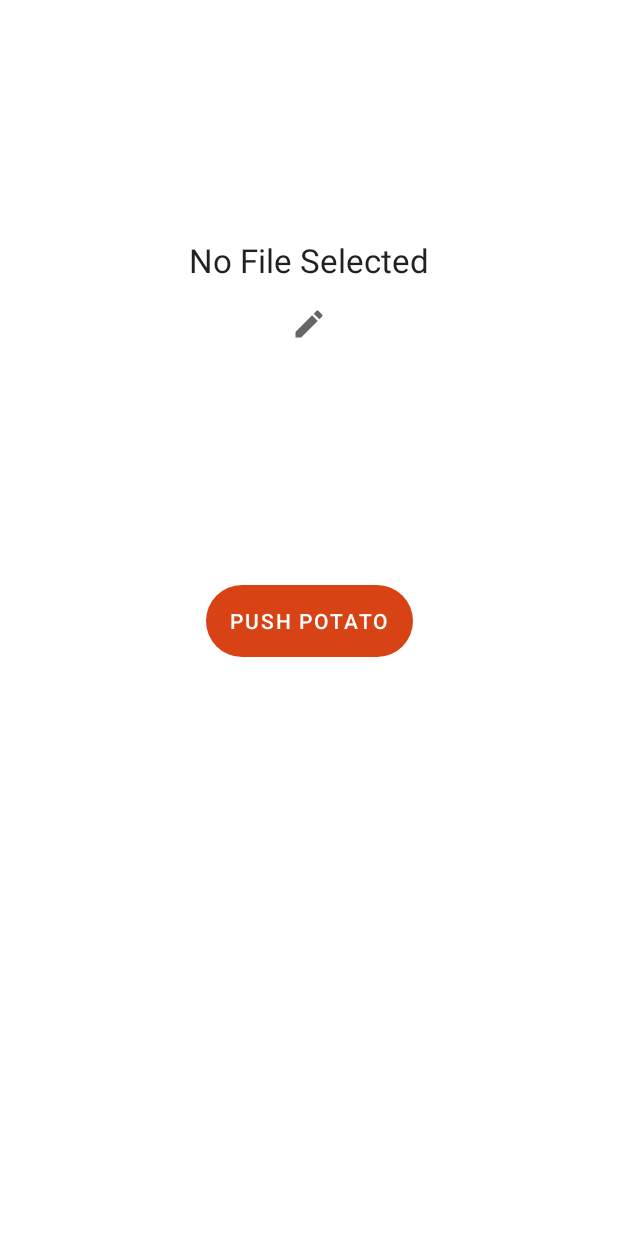
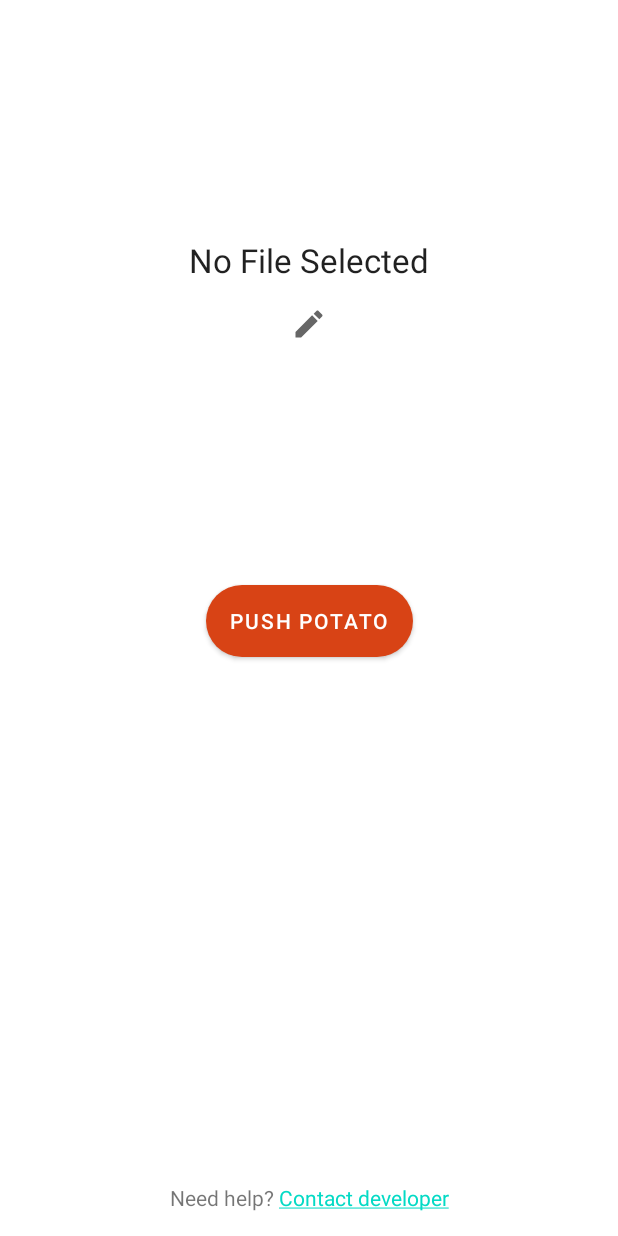
Before and after one commit to arijit-s04/BGMI-Potato-Pusher, an Android app: the screen it shows after launch (MainActivity), on a phone screen of 412 x 824 dp. Run offline under Robolectric (Android 15) with nearby library versions, the phone set to English and light mode, and no system bars.

Commit message:
minor changes bug fixes

```diff
--- a/app/src/main/java/com/android/arijit/canvas/potato/MainActivity.java
+++ b/app/src/main/java/com/android/arijit/canvas/potato/MainActivity.java
@@ -2,13 +2,20 @@ package com.android.arijit.canvas.potato;
 
 import android.Manifest;
 import android.annotation.SuppressLint;
+import android.content.ActivityNotFoundException;
 import android.content.Intent;
 import android.content.SharedPreferences;
 import android.content.pm.PackageManager;
+import android.graphics.Color;
 import android.net.Uri;
+import android.os.Build;
 import android.os.Bundle;
 import android.os.ParcelFileDescriptor;
 import android.provider.DocumentsContract;
+import android.text.SpannableString;
+import android.text.Spanned;
+import android.text.method.LinkMovementMethod;
+import android.text.style.ClickableSpan;
 import android.util.Log;
 import android.view.View;
 
@@ -19,6 +26,7 @@ import androidx.core.app.ActivityCompat;
 import androidx.documentfile.provider.DocumentFile;
 
 import com.android.arijit.canvas.potato.databinding.ActivityMainBinding;
+import com.google.android.material.snackbar.Snackbar;
 
 import java.io.File;
 import java.io.FileInputStream;
@@ -34,7 +42,8 @@ public class MainActivity extends AppCompatActivity {
     @SuppressLint("SdCardPath")
     private String srcPath = null;
     private final String BGMI_PAK_PATH = "content://com.android.externalstorage.documents/tree/primary%3AAndroid/document/primary%3AAndroid%2Fdata%2Fcom.pubg.imobile%2Ffiles%2FUE4Game%2FShadowTrackerExtra%2FShadowTrackerExtra%2FSaved%2FPaks";
-
+    private final String MAIL_CONTENT = "mailto:sarijit@gmail.com" +
+            "?subject="+Uri.encode("Help regarding potato app");
     @Override
     protected void onCreate(Bundle savedInstanceState) {
         super.onCreate(savedInstanceState);
@@ -43,15 +52,18 @@ public class MainActivity extends AppCompatActivity {
         binding = ActivityMainBinding.inflate(getLayoutInflater());
         setContentView(binding.getRoot());
         binding.tvPakName.setText(fetchFileName());
+        setContactView();
         checkPermissions();
 
+        if(Build.VERSION.SDK_INT >= Build.VERSION_CODES.Q) {
             try {
-            grantUriPermission("com.android.arijit.canvas.potato", dest, Intent.FLAG_GRANT_WRITE_URI_PERMISSION | Intent.FLAG_GRANT_READ_URI_PERMISSION);
+                grantUriPermission(getPackageName(), dest, Intent.FLAG_GRANT_WRITE_URI_PERMISSION | Intent.FLAG_GRANT_READ_URI_PERMISSION);
             } catch (Exception e) {
                 Intent i = new Intent(Intent.ACTION_OPEN_DOCUMENT_TREE);
                 i.putExtra(DocumentsContract.EXTRA_INITIAL_URI, Uri.parse("content://com.android.externalstorage.documents/tree/primary%3AAndroid/document/primary%3AAndroid"));
                 i.setFlags(Intent.FLAG_GRANT_READ_URI_PERMISSION | Intent.FLAG_GRANT_WRITE_URI_PERMISSION | Intent.FLAG_GRANT_PERSISTABLE_URI_PERMISSION);
                 startActivityForResult(i, 1001);
+            }
         }
 
 
@@ -94,6 +106,27 @@ public class MainActivity extends AppCompatActivity {
             startActivityForResult(readFileIntent, 5005);
         });
 
+
+    }
+
+    private void setContactView() {
+        SpannableString ss = new SpannableString(getString(R.string.help));
+        ClickableSpan clickableSpan = new ClickableSpan() {
+            @Override
+            public void onClick(@NonNull View widget) {
+                Intent email = new Intent(Intent.ACTION_SENDTO);
+                email.setData(Uri.parse(MAIL_CONTENT));
+                try {
+                    startActivity(email);
+                } catch (ActivityNotFoundException e) {
+                    Snackbar.make(widget, "Unable to send e-mail", Snackbar.LENGTH_LONG).show();
+                }
+            }
+        };
+        ss.setSpan(clickableSpan, 11, 28, Spanned.SPAN_EXCLUSIVE_EXCLUSIVE);
+        binding.help.setText(ss);
+        binding.help.setMovementMethod(LinkMovementMethod.getInstance());
+        binding.help.setHighlightColor(Color.TRANSPARENT);
     }
 
     @Override
--- a/app/src/main/res/drawable/btn_back.xml
+++ /dev/null
@@ -1,5 +0,0 @@
-<?xml version="1.0" encoding="utf-8"?>
-<shape xmlns:android="http://schemas.android.com/apk/res/android"
-    android:shape="rectangle">
-    <corners android:radius="24dp"/>
-</shape>
--- /dev/null
+++ b/app/src/main/res/drawable/ripple.xml
@@ -0,0 +1,12 @@
+<?xml version="1.0" encoding="utf-8"?>
+<ripple xmlns:android="http://schemas.android.com/apk/res/android"
+    android:color="#BFE1E1E1">
+    <item>
+        <shape android:shape="rectangle">
+            <size android:width="0dp"
+                android:height="0dp"/>
+            <solid android:color="@color/back"/>
+            <corners android:radius="24dp"/>
+        </shape>
+    </item>
+</ripple>
--- a/app/src/main/res/layout/activity_main.xml
+++ b/app/src/main/res/layout/activity_main.xml
@@ -10,8 +10,8 @@
         android:id="@+id/btn_push"
         android:layout_width="wrap_content"
         android:layout_height="wrap_content"
-        android:background="@drawable/btn_back"
-        android:text="Push Potato"
+        android:background="@drawable/ripple"
+        android:text="@string/push"
         app:backgroundTint="@color/back"
         app:layout_constraintBottom_toBottomOf="parent"
         app:layout_constraintEnd_toEndOf="parent"
@@ -26,7 +26,7 @@
         android:layout_marginStart="16dp"
         android:layout_marginEnd="16dp"
         android:textAlignment="center"
-        android:text="game_patch"
+        android:text="@string/app_name"
         android:textAppearance="@style/TextAppearance.AppCompat.Large"
         android:visibility="visible"
         app:layout_constraintBottom_toBottomOf="parent"
@@ -45,7 +45,7 @@
         app:layout_constraintEnd_toEndOf="@id/tv_pak_name"
         android:layout_marginTop="16dp"
         android:visibility="visible"
-        />
+        android:contentDescription="@string/edit_file" />
 
     <ProgressBar
         android:id="@+id/progress_bar"
@@ -63,21 +63,19 @@
         app:layout_constraintEnd_toEndOf="parent"
         android:textAlignment="center"
         app:layout_constraintTop_toBottomOf="@id/btn_push"
-        app:layout_constraintBottom_toBottomOf="parent"
-        android:text="Report"
+        app:layout_constraintBottom_toTopOf="@id/help"
+        android:text="@string/app_name"
         android:textAppearance="@style/TextAppearance.AppCompat.Large"
         android:visibility="gone"/>
 
     <TextView
-        android:id="@+id/info"
+        android:id="@+id/help"
         android:layout_width="wrap_content"
         android:layout_height="wrap_content"
-        android:text="Place the file in Internal storage/potato/YOUR_FILE_HERE\nand change accordingly in the app"
+        android:layout_marginBottom="16dp"
+        android:text="@string/help"
+        android:textAppearance="@style/TextAppearance.AppCompat.Small"
         app:layout_constraintBottom_toBottomOf="parent"
         app:layout_constraintEnd_toEndOf="parent"
-        app:layout_constraintHorizontal_bias="0.498"
-        app:layout_constraintStart_toStartOf="parent"
-        app:layout_constraintTop_toTopOf="parent"
-        android:visibility="gone"
-        app:layout_constraintVertical_bias="0.095" />
+        app:layout_constraintStart_toStartOf="parent" />
 </androidx.constraintlayout.widget.ConstraintLayout>
--- a/app/src/main/res/values/strings.xml
+++ b/app/src/main/res/values/strings.xml
@@ -12,4 +12,8 @@
     <string name="permission_denied">Permission Denied</string>
     <string name="sdcard">/sdcard/</string>
     <string name="no_file">No File Selected</string>
+    <string name="push">Push Potato</string>
+    <string name="edit_file">change file</string>
+    <string name="help">Need help? Contact developer</string>
+    <string name="contact"> Contact developer</string>
 </resources>
```
Lines whose indentation alone changed are shown as unchanged.
